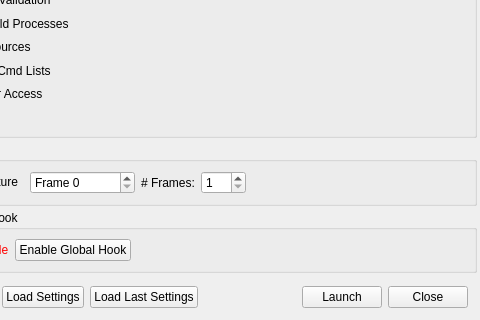
Old version of the form qrenderdoc/Windows/Dialogs/CaptureDialog.ui in the repository baldurk/renderdoc; both pictures show x 98 to 578 and y 705 to 1025 of the 578 by 1025 pixel window.
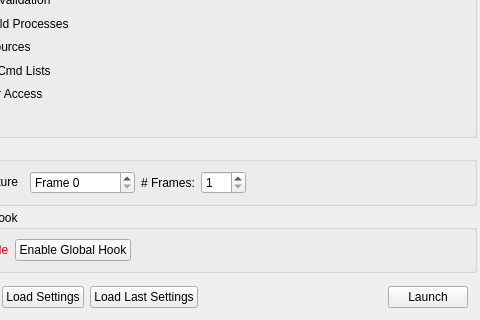
New version of the form. Icons and pictures are not drawn. Custom widgets are drawn as their Qt base class.

Commit message: Remove close button on 'launch application' panel

Diff of the .ui file:
```diff
--- a/qrenderdoc/Windows/Dialogs/CaptureDialog.ui
+++ b/qrenderdoc/Windows/Dialogs/CaptureDialog.ui
@@ -802,13 +802,6 @@
         </property>
        </widget>
       </item>
-      <item>
-       <widget class="QPushButton" name="close">
-        <property name="text">
-         <string>Close</string>
-        </property>
-       </widget>
-      </item>
      </layout>
     </widget>
    </item>
```
